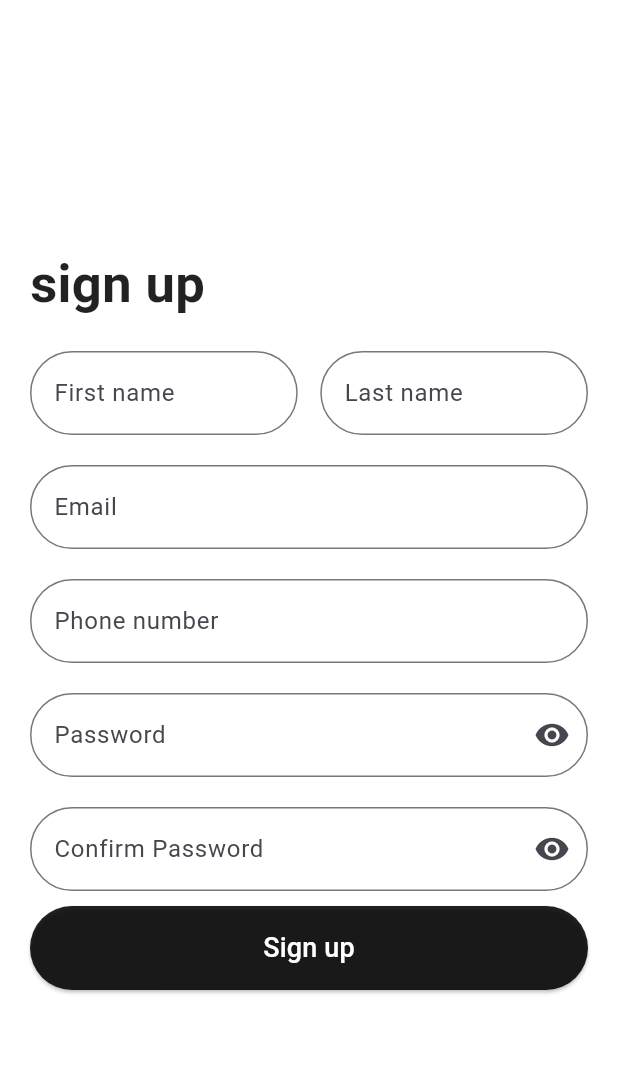
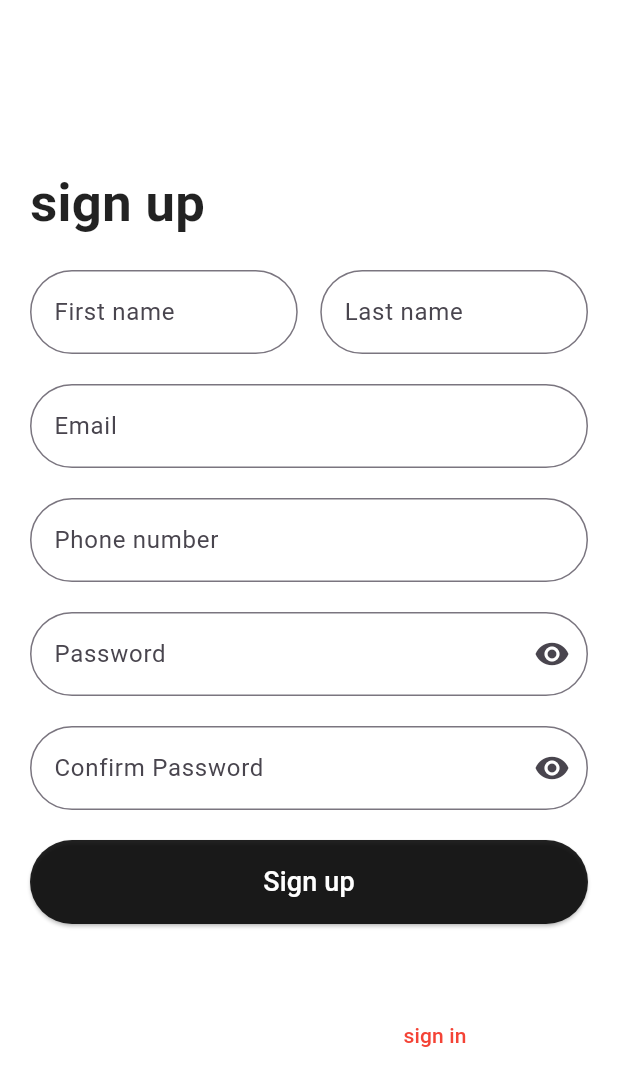
Before and after one commit to Abin-Eldhose/git_colab, a Flutter app: the screen it shows after launch, on a phone screen of 412 x 824 dp. Shown: the top 1086 px of the screen. Run offline on Flutter 3.47's test engine with Material 3 defaults, Android fonts, the phone set to English and light mode, and no system bars.

Commit message:
added file

```diff
--- a/lib/sign_up_page.dart
+++ b/lib/sign_up_page.dart
@@ -1,4 +1,5 @@
 import 'package:flutter/material.dart';
+import 'package:git_colab/login_page.dart';
 
 class SignUpPage extends StatelessWidget {
   const SignUpPage({super.key});
@@ -84,7 +85,7 @@ class SignUpPage extends StatelessWidget {
                     )),
                 style: TextStyle(color: Colors.white),
               ),
-              const SizedBox(height: 10),
+              const SizedBox(height: 20),
               SizedBox(
                 width: double.infinity,
                 child: ElevatedButton(
@@ -102,6 +103,29 @@ class SignUpPage extends StatelessWidget {
                   ),
                 ),
               ),
+              SizedBox(height: 50),
+              Row(
+                mainAxisAlignment: MainAxisAlignment.center,
+                children: [
+                  Text(
+                    "Already have an accound?",
+                    style: TextStyle(
+                        color: const Color.fromARGB(179, 255, 255, 255),
+                        fontSize: 14),
+                  ),
+                  TextButton(
+                      onPressed: () {
+                        Navigator.push(
+                            context,
+                            MaterialPageRoute(
+                                builder: (context) => LoginPage()));
+                      },
+                      child: Text(
+                        "sign in",
+                        style: TextStyle(color: Colors.red),
+                      )),
+                ],
+              ),
             ],
           ),
         ),
```
